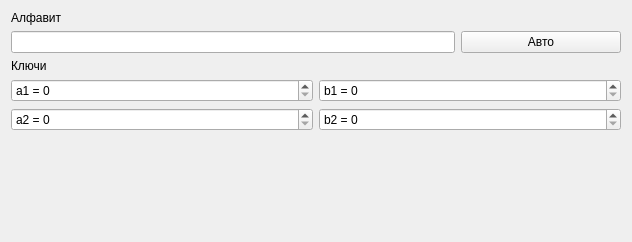
First picture: the form in resources/affine_rec.ui, repository Firyst/myCryptography, before the edit.
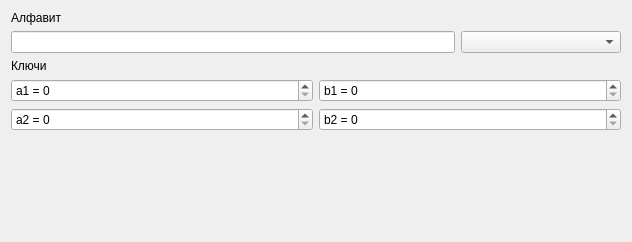
Second picture: the form after the edit.

What changed in the file:
```diff
--- a/resources/affine_rec.ui
+++ b/resources/affine_rec.ui
@@ -27,16 +27,13 @@
       <widget class="QLineEdit" name="alph0"/>
      </item>
      <item>
-      <widget class="QPushButton" name="auto_button">
+      <widget class="QComboBox" name="alphabet_sel">
        <property name="maximumSize">
         <size>
          <width>160</width>
          <height>16777215</height>
         </size>
        </property>
-       <property name="text">
-        <string>Авто</string>
-       </property>
       </widget>
      </item>
     </layout>
```
